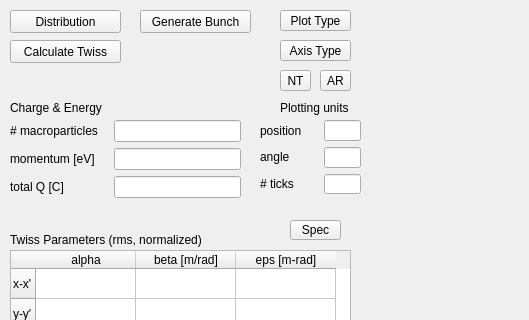
First picture: the form in radtrack/ui/BunchInterface.ui, repository aerosadegh/radtrack, before the edit; both pictures show x 0 to 529 and y 0 to 320 of the 1260 by 761 pixel window.
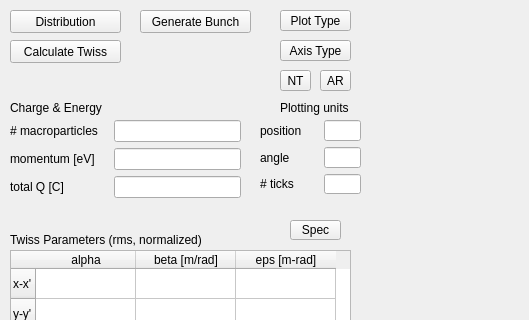
Second picture: the form after the edit. Custom widgets are drawn as their Qt base class.

Commit message: Bunch tab code simplification

```diff
--- a/radtrack/ui/BunchInterface.ui
+++ b/radtrack/ui/BunchInterface.ui
@@ -357,7 +357,7 @@
     <item row="1" column="0">
      <widget class="QLabel" name="unitsAngleLabel">
       <property name="text">
-       <string>&lt;html&gt;&lt;head/&gt;&lt;body&gt;&lt;p&gt;angle&lt;/p&gt;&lt;/body&gt;&lt;/html&gt;</string>
+       <string>angle</string>
       </property>
      </widget>
     </item>
```
Left out of the diff: 8 changed lines with no effect on the pictures. The commit also changes 2 other files.
